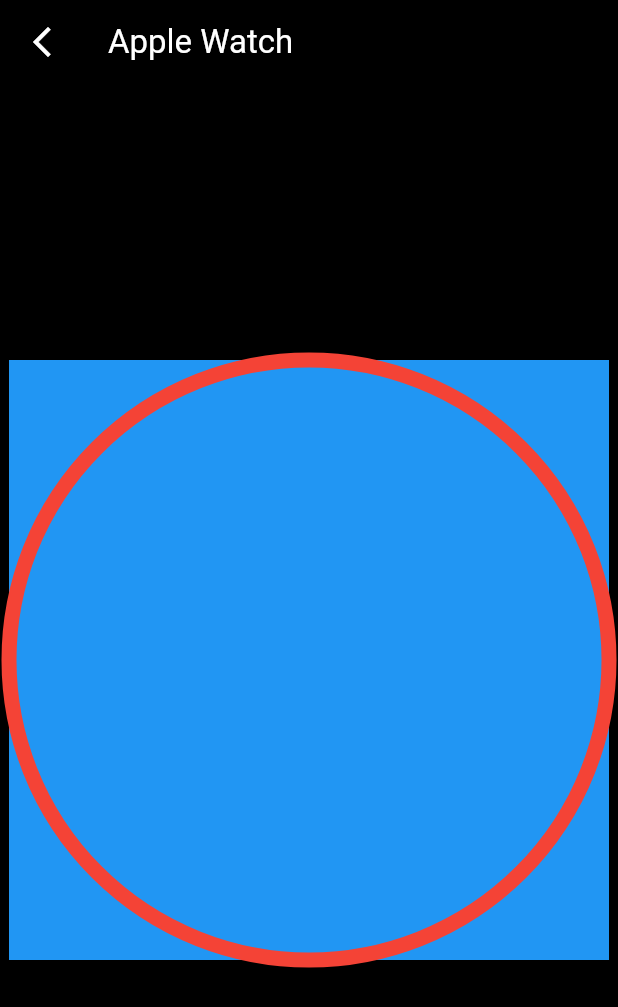
After one commit to expensive-garbage/Jinwook-Song-flutter_animations, a Flutter app: the screen it shows after launch, after a tap on "Apple Watch", on a phone screen of 412 x 824 dp. The commit adds this screen. Shown: the top 1007 px of the screen. Run offline on Flutter 3.47's test engine with Material 2 defaults, Android fonts, the phone set to English and light mode, and no system bars.

Commit message:
custom painter

```diff
--- /dev/null
+++ b/lib/screens/apple_watch_screen.dart
@@ -0,0 +1,59 @@
+import 'package:flutter/material.dart';
+
+class AppleWatchScreen extends StatefulWidget {
+  const AppleWatchScreen({super.key});
+
+  @override
+  State<AppleWatchScreen> createState() => _AppleWatchScreenState();
+}
+
+class _AppleWatchScreenState extends State<AppleWatchScreen> {
+  @override
+  Widget build(BuildContext context) {
+    return Scaffold(
+      backgroundColor: Colors.black,
+      appBar: AppBar(
+        backgroundColor: Colors.black,
+        foregroundColor: Colors.white,
+        automaticallyImplyLeading: false,
+        leading: IconButton(
+          onPressed: () => Navigator.of(context).pop(),
+          icon: const Icon(
+            Icons.arrow_back_ios_new,
+            color: Colors.white,
+          ),
+        ),
+        title: const Text('Apple Watch'),
+      ),
+      body: Center(
+          child: CustomPaint(
+        painter: AppleWatchPainter(),
+        size: const Size(400, 400),
+      )),
+    );
+  }
+}
+
+class AppleWatchPainter extends CustomPainter {
+  @override
+  void paint(Canvas canvas, Size size) {
+    final raidus = size.width / 2;
+    final rect = Rect.fromLTWH(0, 0, size.width, size.height);
+
+    final rectPaint = Paint()..color = Colors.blue;
+
+    canvas.drawRect(rect, rectPaint);
+
+    final circlePaint = Paint()
+      ..color = Colors.red
+      ..style = PaintingStyle.stroke
+      ..strokeWidth = 10;
+
+    canvas.drawCircle(Offset(raidus, raidus), raidus, circlePaint);
+  }
+
+  @override
+  bool shouldRepaint(covariant CustomPainter oldDelegate) {
+    return false;
+  }
+}
--- a/lib/screens/menu_screen.dart
+++ b/lib/screens/menu_screen.dart
@@ -1,4 +1,5 @@
 import 'package:flutter/material.dart';
+import 'package:flutter_animations/screens/apple_watch_screen.dart';
 import 'package:flutter_animations/screens/explicit_animations_screen.dart';
 import 'package:flutter_animations/screens/implicit_animations_screen.dart';
 
@@ -42,6 +43,15 @@
                 'Explicit Animations',
               ),
             ),
+            const SizedBox(height: 10),
+            ElevatedButton(
+              onPressed: () {
+                _goToPage(context, const AppleWatchScreen());
+              },
+              child: const Text(
+                'Apple Watch',
+              ),
+            ),
           ],
         ),
       ),
```
Also changed, not shown: 1 other file.
